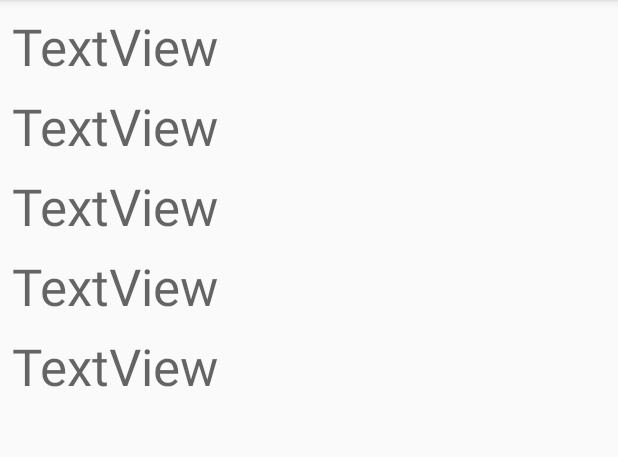
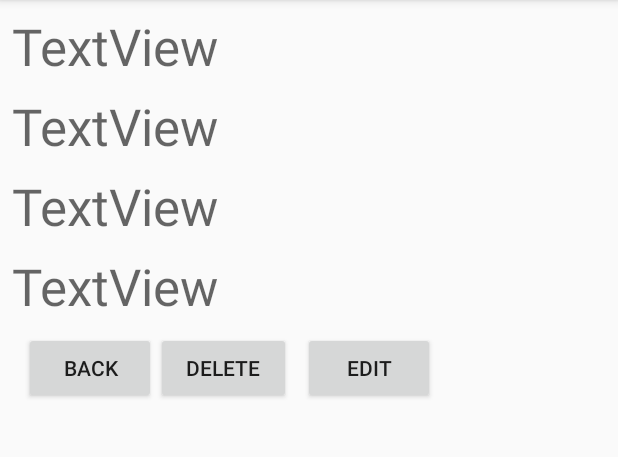
Before and after one commit to Star58888/Demo2017111303, an Android app: the DetailActivity screen opened directly, with no data from a screen before it, on a phone screen of 412 x 824 dp, the part 84-541 px from its top. Run offline under Robolectric (Android 15) with nearby library versions, the phone set to English and light mode, and no system bars; 4 statements that could not run were skipped.

Commit message:
DAO  開始寫UI 抓資料  delete 跟back

```diff
--- a/app/src/main/AndroidManifest.xml
+++ b/app/src/main/AndroidManifest.xml
@@ -17,7 +17,8 @@
             </intent-filter>
         </activity>
         <activity android:name=".AddActivity" />
-        <activity android:name=".DetailActivity"></activity>
+        <activity android:name=".DetailActivity" />
+        <activity android:name=".EditActivity"></activity>
     </application>
 
 </manifest>
--- a/app/src/main/java/com/star/demo2017111303/MainActivity.java
+++ b/app/src/main/java/com/star/demo2017111303/MainActivity.java
@@ -43,10 +43,9 @@ public class MainActivity extends AppCompatActivity implements RecyclerView.OnIt
         mRecyclerView.addOnItemTouchListener(this);
     }
 
-    @SuppressLint("MissingSuperCall")
     @Override
     protected void onResume() {
-        super.onPostResume();
+        super.onResume();
         mAdapter = new MyAdapter(MainActivity.this, t.getData());
         mRecyclerView.setAdapter(mAdapter);
     }
--- a/app/src/main/res/layout/activity_detail.xml
+++ b/app/src/main/res/layout/activity_detail.xml
@@ -50,14 +50,37 @@
         app:layout_constraintStart_toStartOf="parent"
         app:layout_constraintTop_toBottomOf="@+id/textView4" />
 
-    <TextView
-        android:id="@+id/textView6"
+    <Button
+        android:id="@+id/button2"
+        android:layout_width="wrap_content"
+        android:layout_height="wrap_content"
+        android:layout_marginLeft="16dp"
+        android:layout_marginStart="16dp"
+        android:layout_marginTop="8dp"
+        android:onClick="clickBack"
+        android:text="Back"
+        app:layout_constraintLeft_toLeftOf="parent"
+        app:layout_constraintStart_toStartOf="parent"
+        app:layout_constraintTop_toBottomOf="@+id/textView5" />
+
+    <Button
+        android:id="@+id/button3"
+        android:layout_width="90dp"
+        android:layout_height="wrap_content"
+        android:layout_marginTop="8dp"
+        android:onClick="clickDelete"
+        android:text="Delete"
+        app:layout_constraintStart_toEndOf="@+id/button2"
+        app:layout_constraintTop_toBottomOf="@+id/textView5" />
+
+    <Button
+        android:id="@+id/button4"
         android:layout_width="wrap_content"
         android:layout_height="wrap_content"
         android:layout_marginStart="8dp"
         android:layout_marginTop="8dp"
-        android:text="TextView"
-        android:textAppearance="@style/TextAppearance.AppCompat.Display1"
-        app:layout_constraintStart_toStartOf="parent"
+        android:onClick="clickEdit"
+        android:text="Edit"
+        app:layout_constraintStart_toEndOf="@+id/button3"
         app:layout_constraintTop_toBottomOf="@+id/textView5" />
 </android.support.constraint.ConstraintLayout>
--- a/app/src/main/res/values/strings.xml
+++ b/app/src/main/res/values/strings.xml
@@ -1,3 +1,6 @@
 <resources>
     <string name="app_name">Demo2017111303</string>
+    <string name="delete_confirm">確認刪除本筆資料??</string>
+    <string name="OK">確定</string>
+    <string name="cancel">取消</string>
 </resources>
```
Also changed, not shown: app/src/main/java/com/star/demo2017111303/Data/StudentDAOMemoryImpl.java (+17 -23 lines), app/src/main/java/com/star/demo2017111303/DetailActivity.java (+30 -0 lines), app/src/main/java/com/star/demo2017111303/EditActivity.java (added, +13 -0 lines), app/src/main/res/layout/activity_edit.xml (added, +62 -0 lines).
